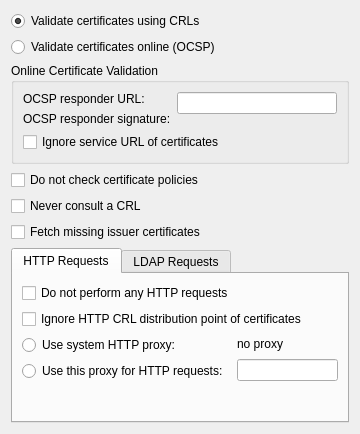
chusopr/kdepim-ktimetracker-akonadi, file kmail/ui/smimeconfiguration.ui: the form before one commit.
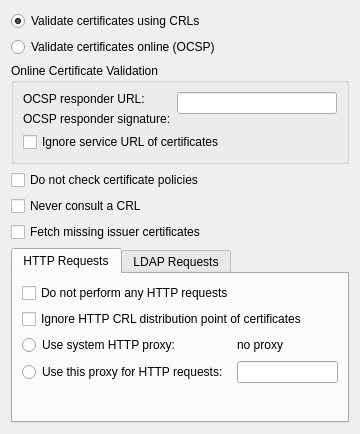
The form after the commit. Custom widgets are drawn as their Qt base class.

Commit message:
Put the value for "Use system HTTP proxy" in front the label
Thanks to Alexander Potashev for the patch.
RB: 100536

The edit to the form file:
```diff
--- a/kmail/ui/smimeconfiguration.ui
+++ b/kmail/ui/smimeconfiguration.ui
@@ -151,53 +151,7 @@
          </property>
         </widget>
        </item>
-       <item row="2" column="0" >
-        <layout class="QHBoxLayout" >
-         <item>
-          <layout class="QVBoxLayout" >
-           <item>
-            <widget class="QRadioButton" name="honorHTTPProxyRB" >
-             <property name="whatsThis" >
-              <string>If this option is selected, the value of the HTTP proxy shown on the right (which comes from the environment variable http_proxy) will be used for any HTTP request.</string>
-             </property>
-             <property name="text" >
-              <string>Use system HTTP proxy:</string>
-             </property>
-            </widget>
-           </item>
-           <item>
-            <widget class="QRadioButton" name="useCustomHTTPProxyRB" >
-             <property name="text" >
-              <string>Use this proxy for HTTP requests: </string>
-             </property>
-            </widget>
-           </item>
-          </layout>
-         </item>
-         <item>
-          <layout class="QVBoxLayout" >
-           <item>
-            <widget class="QLabel" name="systemHTTPProxy" >
-             <property name="text" >
-              <string>no proxy</string>
-             </property>
-             <property name="wordWrap" >
-              <bool>false</bool>
-             </property>
-            </widget>
-           </item>
-           <item>
-            <widget class="KLineEdit" name="customHTTPProxy" >
-             <property name="whatsThis" >
-              <string>Enter here the location of your HTTP Proxy, which will be used for all HTTP requests relating to S/MIME. The syntax is host:port, for instance myproxy.nowhere.com:3128.</string>
-             </property>
-            </widget>
-           </item>
-          </layout>
-         </item>
-        </layout>
-       </item>
-       <item row="3" column="0" >
+       <item row="3" column="0">
         <spacer>
          <property name="orientation" >
           <enum>Qt::Vertical</enum>
@@ -210,6 +164,44 @@
          </property>
         </spacer>
        </item>
+       <item row="2" column="0">
+        <layout class="QGridLayout" name="gridLayout">
+         <item row="0" column="0">
+          <widget class="QRadioButton" name="honorHTTPProxyRB">
+           <property name="whatsThis">
+            <string>If this option is selected, the value of the HTTP proxy shown on the right (which comes from the environment variable http_proxy) will be used for any HTTP request.</string>
+           </property>
+           <property name="text">
+            <string>Use system HTTP proxy:</string>
+           </property>
+          </widget>
+         </item>
+         <item row="0" column="1">
+          <widget class="QLabel" name="systemHTTPProxy">
+           <property name="text">
+            <string>no proxy</string>
+           </property>
+           <property name="wordWrap">
+            <bool>false</bool>
+           </property>
+          </widget>
+         </item>
+         <item row="1" column="0">
+          <widget class="QRadioButton" name="useCustomHTTPProxyRB">
+           <property name="text">
+            <string>Use this proxy for HTTP requests: </string>
+           </property>
+          </widget>
+         </item>
+         <item row="1" column="1">
+          <widget class="KLineEdit" name="customHTTPProxy">
+           <property name="whatsThis">
+            <string>Enter here the location of your HTTP Proxy, which will be used for all HTTP requests relating to S/MIME. The syntax is host:port, for instance myproxy.nowhere.com:3128.</string>
+           </property>
+          </widget>
+         </item>
+        </layout>
+       </item>
       </layout>
      </widget>
      <widget class="QWidget" name="tabLDAP" >
```
